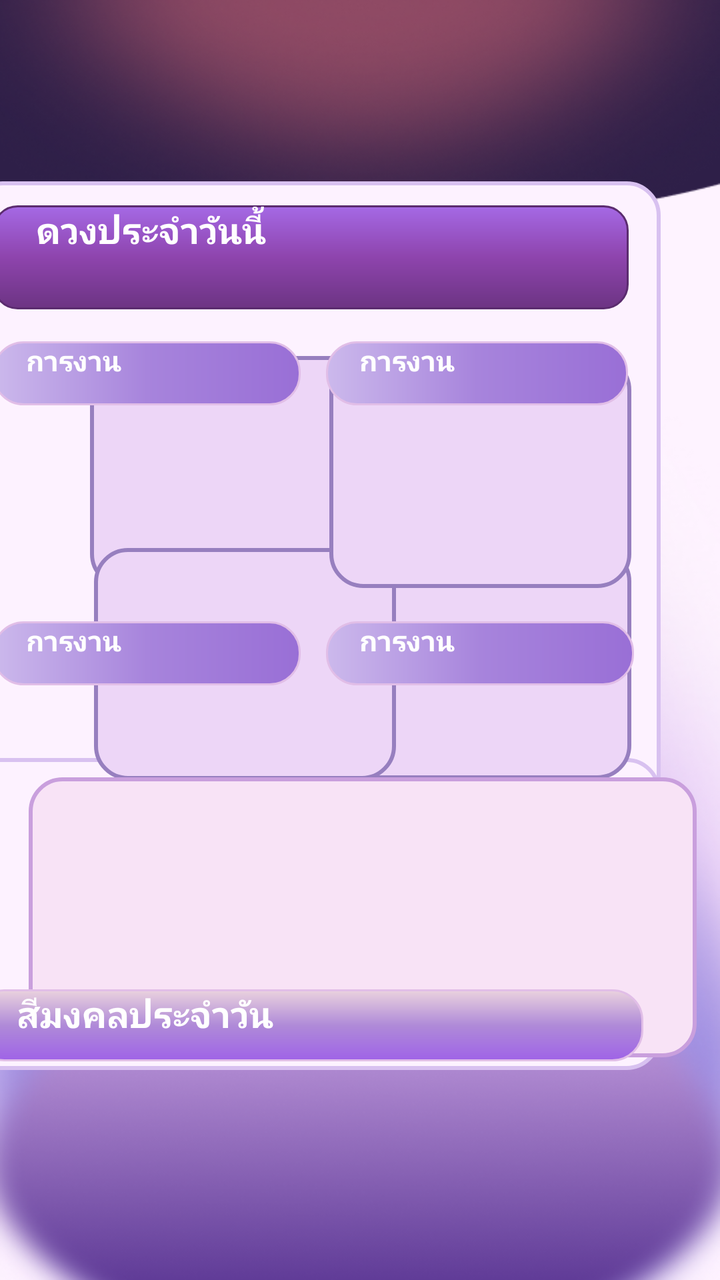
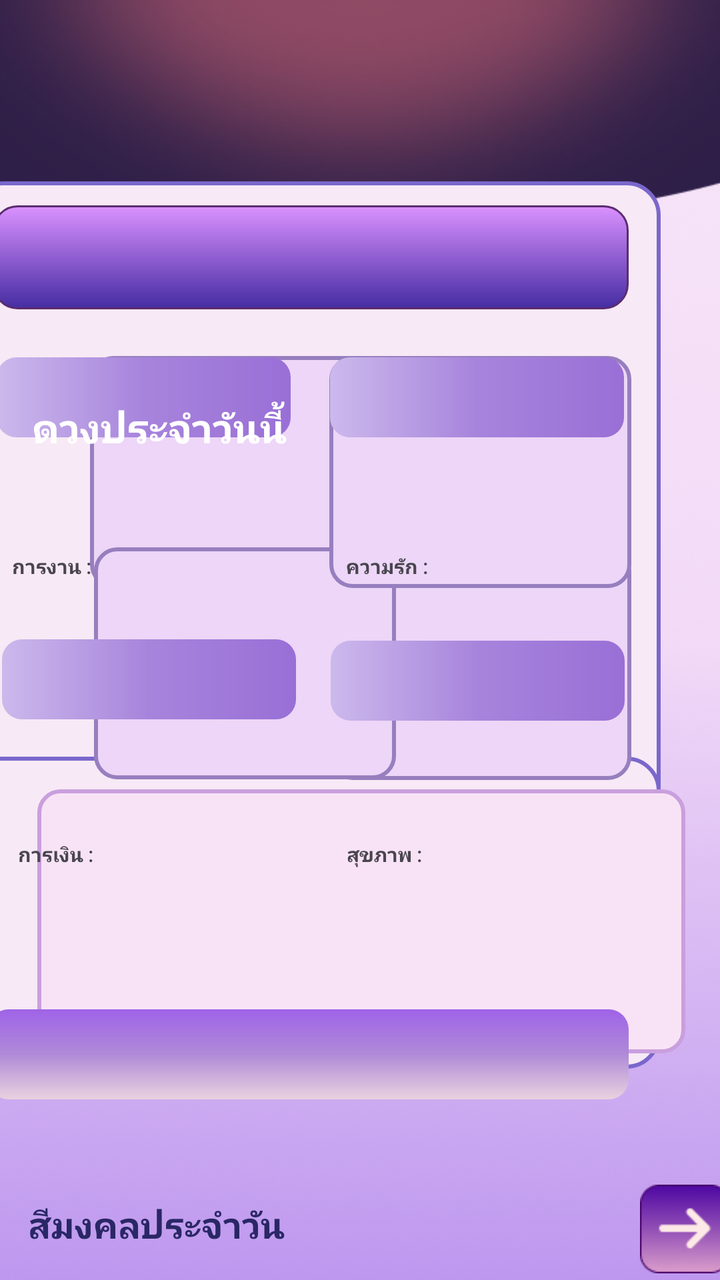

Before-and-after screenshots of an Android layout around one commit, followed by the original layout XML and the change that was made.
<!-- AndroidManifest.xml: application theme Theme.Dara -->
<!-- res/layout/fragment_show.xml -->
<?xml version="1.0" encoding="utf-8"?>
<androidx.constraintlayout.widget.ConstraintLayout xmlns:android="http://schemas.android.com/apk/res/android"
    xmlns:app="http://schemas.android.com/apk/res-auto"
    xmlns:tools="http://schemas.android.com/tools"
    android:layout_width="match_parent"
    android:layout_height="match_parent"
    android:background="@drawable/wallpaper_dara_2"
    tools:context=".ShowFragment">

    <View
        android:id="@+id/showframe"
        android:layout_width="346dp"
        android:layout_height="378dp"
        android:layout_marginStart="30dp"
        android:layout_marginEnd="30dp"
        android:background="@drawable/bg_show_frame"
        app:layout_constraintBottom_toBottomOf="parent"
        app:layout_constraintEnd_toEndOf="parent"
        app:layout_constraintHorizontal_bias="1.0"
        app:layout_constraintStart_toStartOf="parent"
        app:layout_constraintTop_toTopOf="parent"
        app:layout_constraintVertical_bias="0.346" />

    <View
        android:id="@+id/showframe2"
        android:layout_width="349dp"
        android:layout_height="156dp"
        android:layout_marginStart="30dp"
        android:layout_marginEnd="30dp"
        android:background="@drawable/bg_show_frame"
        app:layout_constraintBottom_toBottomOf="parent"
        app:layout_constraintEnd_toEndOf="parent"
        app:layout_constraintHorizontal_bias="1.0"
        app:layout_constraintStart_toStartOf="parent"
        app:layout_constraintTop_toTopOf="parent"
        app:layout_constraintVertical_bias="0.783" />

    <View
        android:id="@+id/showfg"
        android:layout_width="154dp"
        android:layout_height="116dp"
        android:layout_marginStart="40dp"
        android:layout_marginEnd="40dp"
        android:background="@drawable/bg_show_fg"
        app:layout_constraintBottom_toBottomOf="parent"
        app:layout_constraintEnd_toEndOf="parent"
        app:layout_constraintHorizontal_bias="0.039"
        app:layout_constraintStart_toStartOf="parent"
        app:layout_constraintTop_toTopOf="parent"
        app:layout_constraintVertical_bias="0.34" />

    <View
        android:id="@+id/showfg6"
        android:layout_width="151dp"
        android:layout_height="116dp"
        android:layout_marginStart="40dp"
        android:layout_marginEnd="40dp"
        android:background="@drawable/bg_show_fg"
        app:layout_constraintBottom_toBottomOf="parent"
        app:layout_constraintEnd_toEndOf="parent"
        app:layout_constraintHorizontal_bias="0.966"
        app:layout_constraintStart_toStartOf="parent"
        app:layout_constraintTop_toTopOf="parent"
        app:layout_constraintVertical_bias="0.522" />

    <View
        android:id="@+id/showfg7"
        android:layout_width="151dp"
        android:layout_height="116dp"
        android:layout_marginStart="40dp"
        android:layout_marginEnd="40dp"
        android:background="@drawable/bg_show_fg"
        app:layout_constraintBottom_toBottomOf="parent"
        app:layout_constraintEnd_toEndOf="parent"
        app:layout_constraintHorizontal_bias="0.055"
        app:layout_constraintStart_toStartOf="parent"
        app:layout_constraintTop_toTopOf="parent"
        app:layout_constraintVertical_bias="0.523" />

    <View
        android:id="@+id/showfg8"
        android:layout_width="151dp"
        android:layout_height="116dp"
        android:layout_marginStart="40dp"
        android:layout_marginEnd="40dp"
        android:background="@drawable/bg_show_fg"
        app:layout_constraintBottom_toBottomOf="parent"
        app:layout_constraintEnd_toEndOf="parent"
        app:layout_constraintHorizontal_bias="0.966"
        app:layout_constraintStart_toStartOf="parent"
        app:layout_constraintTop_toTopOf="parent"
        app:layout_constraintVertical_bias="0.34" />

    <TextView
        android:id="@+id/showtg2"
        android:layout_width="151dp"
        android:layout_height="32dp"
        android:layout_marginStart="12dp"
        android:layout_marginTop="80dp"
        android:layout_marginEnd="12dp"
        android:background="@drawable/bg_show_tg"
        android:gravity="left"
        android:text="     การงาน"
        android:textColor="#FFFFFF"
        android:textSize="14sp"
        android:textStyle="bold"
        app:layout_constraintEnd_toEndOf="@+id/showframe"
        app:layout_constraintHorizontal_bias="0.976"
        app:layout_constraintStart_toStartOf="@+id/showframe"
        app:layout_constraintTop_toTopOf="@+id/showframe" />

    <TextView
        android:id="@+id/showtg6"
        android:layout_width="154dp"
        android:layout_height="32dp"
        android:layout_marginStart="12dp"
        android:layout_marginTop="220dp"
        android:layout_marginEnd="12dp"
        android:background="@drawable/bg_show_tg"
        android:gravity="left"
        android:text="     การงาน"
        android:textColor="#FFFFFF"
        android:textSize="14sp"
        android:textStyle="bold"
        app:layout_constraintEnd_toEndOf="@+id/showframe"
        app:layout_constraintHorizontal_bias="0.0"
        app:layout_constraintStart_toStartOf="@+id/showframe"
        app:layout_constraintTop_toTopOf="@+id/showframe" />

    <TextView
        android:id="@+id/showtg7"
        android:layout_width="154dp"
        android:layout_height="32dp"
        android:layout_marginStart="12dp"
        android:layout_marginTop="220dp"
        android:layout_marginEnd="12dp"
        android:background="@drawable/bg_show_tg"
        android:gravity="left"
        android:text="     การงาน"
        android:textColor="#FFFFFF"
        android:textSize="14sp"
        android:textStyle="bold"
        app:layout_constraintEnd_toEndOf="@+id/showframe"
        app:layout_constraintHorizontal_bias="0.994"
        app:layout_constraintStart_toStartOf="@+id/showframe"
        app:layout_constraintTop_toTopOf="@+id/showframe" />

    <TextView
        android:id="@+id/showtg"
        android:layout_width="154dp"
        android:layout_height="32dp"
        android:layout_marginStart="12dp"
        android:layout_marginTop="80dp"
        android:layout_marginEnd="12dp"
        android:background="@drawable/bg_show_tg"
        android:gravity="left"
        android:text="     การงาน"
        android:textColor="#FFFFFF"
        android:textSize="14sp"
        android:textStyle="bold"
        app:layout_constraintEnd_toEndOf="@+id/showframe"
        app:layout_constraintHorizontal_bias="0.0"
        app:layout_constraintStart_toStartOf="@+id/showframe"
        app:layout_constraintTop_toTopOf="@+id/showframe" />

    <TextView
        android:id="@+id/gradient"
        android:layout_width="318dp"
        android:layout_height="52dp"
        android:layout_marginStart="12dp"
        android:layout_marginTop="12dp"
        android:layout_marginEnd="12dp"
        android:background="@drawable/bg_show_gradient"
        android:gravity="left"
        android:text="     ดวงประจำวันนี้"
        android:textColor="#FFFFFF"
        android:textSize="18sp"
        android:textStyle="bold"
        app:layout_constraintEnd_toEndOf="@+id/showframe"
        app:layout_constraintHorizontal_bias="0.0"
        app:layout_constraintStart_toStartOf="@+id/showframe"
        app:layout_constraintTop_toTopOf="@+id/showframe" />

    <View
        android:id="@+id/showframe02"
        android:layout_width="334dp"
        android:layout_height="140dp"
        android:layout_marginStart="30dp"
        android:layout_marginEnd="30dp"
        android:background="@drawable/bg_show_frame02"
        app:layout_constraintBottom_toBottomOf="parent"
        app:layout_constraintEnd_toEndOf="parent"
        app:layout_constraintHorizontal_bias="0.47"
        app:layout_constraintStart_toStartOf="parent"
        app:layout_constraintTop_toTopOf="parent"
        app:layout_constraintVertical_bias="0.777" />

    <TextView
        android:id="@+id/showtg02"
        android:layout_width="335dp"
        android:layout_height="36dp"
        android:layout_marginStart="12dp"
        android:layout_marginTop="404dp"
        android:layout_marginEnd="12dp"
        android:background="@drawable/bg_show_tg02"
        android:gravity="left"
        android:text="     สีมงคลประจำวัน"
        android:textColor="#FFFFFF"
        android:textSize="18sp"
        android:textStyle="bold"
        app:layout_constraintEnd_toEndOf="@+id/showframe"
        app:layout_constraintHorizontal_bias="0.769"
        app:layout_constraintStart_toStartOf="@+id/showframe"
        app:layout_constraintTop_toTopOf="@+id/showframe" />

</androidx.constraintlayout.widget.ConstraintLayout>
<!-- resources referenced by this layout -->
<resources>
  <!-- drawable bg_show_fg (drawable) -->
  <?xml version="1.0" encoding="utf-8"?>
  <shape xmlns:android="http://schemas.android.com/apk/res/android"
      android:shape="rectangle">
  
      <solid android:color="#EDD6F7" />
  
      <stroke
          android:width="2dp"
          android:color="#977FBF
  " />
  
      <corners android:radius="16dp" />
  
  </shape>
  <!-- drawable bg_show_frame (drawable) -->
  <?xml version="1.0" encoding="utf-8"?>
  <shape xmlns:android="http://schemas.android.com/apk/res/android"
      android:shape="rectangle">
  
      <solid android:color="#FDF2FF" />
  
      <stroke
          android:width="2dp"
          android:color="#D8C1F0" />
  
      <corners android:radius="16dp" />
  
  </shape>
  <!-- drawable bg_show_frame02 (drawable) -->
  <?xml version="1.0" encoding="utf-8"?>
  <shape xmlns:android="http://schemas.android.com/apk/res/android"
      android:shape="rectangle">
  
      <solid android:color="#F8E3F6" />
  
      <stroke
          android:width="2dp"
          android:color="#C99FDD" />
  
      <corners android:radius="16dp" />
  
  </shape>
  <!-- drawable bg_show_gradient (drawable) -->
  <?xml version="1.0" encoding="utf-8"?>
  <shape xmlns:android="http://schemas.android.com/apk/res/android"
      android:shape="rectangle">
  
      <gradient
          android:startColor="#A569E5"
          android:centerColor="#8E44AD"
          android:endColor="#6C3483"
          android:angle="270" /> <stroke
      android:width="1dp"
      android:color="#5B2C6F" />
  
      <corners android:radius="12dp" />
  </shape>
  <!-- drawable bg_show_tg (drawable) -->
  <?xml version="1.0" encoding="utf-8"?>
  <shape xmlns:android="http://schemas.android.com/apk/res/android"
      android:shape="rectangle">
  
      <gradient
          android:startColor="#CCB9EC"
          android:centerColor="#A784DC"
          android:endColor="#996FD6"
          android:angle="0" /> <stroke
      android:width="1dp"
      android:color="#E1BEE7" />
  
      <corners android:radius="15dp" />
  </shape>
  <!-- drawable bg_show_tg02 (drawable) -->
  <?xml version="1.0" encoding="utf-8"?>
  <shape xmlns:android="http://schemas.android.com/apk/res/android"
      android:shape="rectangle">
  
      <gradient
          android:startColor="#9F63E7"
          android:centerColor="#AF8AD8"
          android:endColor="#EAD2DE"
          android:angle="90" /> <stroke
      android:width="1dp"
      android:color="#E1BEE7" />
  
      <corners android:radius="15dp" />
  </shape>
  <!-- drawable wallpaper_dara_2: png bitmap (drawable, 229458 bytes) -->
  <style name="Theme.Dara" parent="Base.Theme.Dara" />
  <style name="Base.Theme.Dara" parent="Theme.Material3.DayNight.NoActionBar">
          
          
      </style>
</resources>

<!-- the commit's change to res/layout/fragment_show.xml (unified diff, before → after) -->
@@ -4,7 +4,7 @@
     xmlns:tools="http://schemas.android.com/tools"
     android:layout_width="match_parent"
     android:layout_height="match_parent"
-    android:background="@drawable/wallpaper_dara_2"
+    android:background="@drawable/wallpaper_random"
     tools:context=".ShowFragment">
 
     <View
@@ -33,11 +33,11 @@
         app:layout_constraintHorizontal_bias="1.0"
         app:layout_constraintStart_toStartOf="parent"
         app:layout_constraintTop_toTopOf="parent"
-        app:layout_constraintVertical_bias="0.783" />
+        app:layout_constraintVertical_bias="0.782" />
 
     <View
         android:id="@+id/showfg"
-        android:layout_width="154dp"
+        android:layout_width="151dp"
         android:layout_height="116dp"
         android:layout_marginStart="40dp"
         android:layout_marginEnd="40dp"
@@ -61,23 +61,23 @@
         app:layout_constraintHorizontal_bias="0.966"
         app:layout_constraintStart_toStartOf="parent"
         app:layout_constraintTop_toTopOf="parent"
+        app:layout_constraintVertical_bias="0.523" />
+
+    <View
+        android:id="@+id/showfg7"
+        android:layout_width="151dp"
+        android:layout_height="116dp"
+        android:layout_marginStart="40dp"
+        android:layout_marginEnd="40dp"
+        android:background="@drawable/bg_show_fg"
+        app:layout_constraintBottom_toBottomOf="parent"
+        app:layout_constraintEnd_toEndOf="parent"
+        app:layout_constraintHorizontal_bias="0.055"
+        app:layout_constraintStart_toStartOf="parent"
+        app:layout_constraintTop_toTopOf="parent"
         app:layout_constraintVertical_bias="0.522" />
 
     <View
-        android:id="@+id/showfg7"
-        android:layout_width="151dp"
-        android:layout_height="116dp"
-        android:layout_marginStart="40dp"
-        android:layout_marginEnd="40dp"
-        android:background="@drawable/bg_show_fg"
-        app:layout_constraintBottom_toBottomOf="parent"
-        app:layout_constraintEnd_toEndOf="parent"
-        app:layout_constraintHorizontal_bias="0.055"
-        app:layout_constraintStart_toStartOf="parent"
-        app:layout_constraintTop_toTopOf="parent"
-        app:layout_constraintVertical_bias="0.523" />
-
-    <View
         android:id="@+id/showfg8"
         android:layout_width="151dp"
         android:layout_height="116dp"
@@ -93,73 +93,68 @@
 
     <TextView
         android:id="@+id/showtg2"
-        android:layout_width="151dp"
-        android:layout_height="32dp"
-        android:layout_marginStart="12dp"
-        android:layout_marginTop="80dp"
+        android:layout_width="147dp"
+        android:layout_height="40dp"
+        android:layout_marginStart="1dp"
+        android:layout_marginTop="88dp"
+        android:layout_marginEnd="13.5dp"
+        android:background="@drawable/bg_show_tg"
+        android:gravity="left"
+        android:textColor="#FFFFFF"
+        android:textSize="14sp"
+        android:textStyle="bold"
+        app:layout_constraintEnd_toEndOf="@+id/showframe"
+        app:layout_constraintHorizontal_bias="0.976"
+        app:layout_constraintStart_toStartOf="@+id/showframe"
+        app:layout_constraintTop_toTopOf="@+id/showframe" />
+
+    <TextView
+        android:id="@+id/showtg6"
+        android:layout_width="147dp"
+        android:layout_height="40dp"
+        android:layout_marginStart="14dp"
+        android:layout_marginTop="229.1dp"
         android:layout_marginEnd="12dp"
         android:background="@drawable/bg_show_tg"
-        android:gravity="left"
-        android:text="     การงาน"
-        android:textColor="#FFFFFF"
-        android:textSize="14sp"
-        android:textStyle="bold"
-        app:layout_constraintEnd_toEndOf="@+id/showframe"
-        app:layout_constraintHorizontal_bias="0.976"
-        app:layout_constraintStart_toStartOf="@+id/showframe"
-        app:layout_constraintTop_toTopOf="@+id/showframe" />
-
-    <TextView
-        android:id="@+id/showtg6"
-        android:layout_width="154dp"
-        android:layout_height="32dp"
-        android:layout_marginStart="12dp"
-        android:layout_marginTop="220dp"
+        android:textColor="#FFFFFF"
+        android:textSize="14sp"
+        android:textStyle="bold"
+        app:layout_constraintEnd_toEndOf="@+id/showframe"
+        app:layout_constraintHorizontal_bias="0.017"
+        app:layout_constraintStart_toStartOf="@+id/showframe"
+        app:layout_constraintTop_toTopOf="@+id/showframe" />
+
+    <TextView
+        android:id="@+id/showtg7"
+        android:layout_width="147dp"
+        android:layout_height="40dp"
+        android:layout_marginStart="1dp"
+        android:layout_marginTop="229.5dp"
+        android:layout_marginEnd="14.5dp"
+        android:background="@drawable/bg_show_tg"
+        android:gravity="left"
+        android:textColor="#FFFFFF"
+        android:textSize="14sp"
+        android:textStyle="bold"
+        app:layout_constraintEnd_toEndOf="@+id/showframe"
+        app:layout_constraintHorizontal_bias="0.983"
+        app:layout_constraintStart_toStartOf="@+id/showframe"
+        app:layout_constraintTop_toTopOf="@+id/showframe" />
+
+    <TextView
+        android:id="@+id/showtg"
+        android:layout_width="147dp"
+        android:layout_height="40dp"
+        android:layout_marginStart="13dp"
+        android:layout_marginTop="88dp"
         android:layout_marginEnd="12dp"
         android:background="@drawable/bg_show_tg"
         android:gravity="left"
-        android:text="     การงาน"
-        android:textColor="#FFFFFF"
-        android:textSize="14sp"
-        android:textStyle="bold"
-        app:layout_constraintEnd_toEndOf="@+id/showframe"
-        app:layout_constraintHorizontal_bias="0.0"
-        app:layout_constraintStart_toStartOf="@+id/showframe"
-        app:layout_constraintTop_toTopOf="@+id/showframe" />
-
-    <TextView
-        android:id="@+id/showtg7"
-        android:layout_width="154dp"
-        android:layout_height="32dp"
-        android:layout_marginStart="12dp"
-        android:layout_marginTop="220dp"
-        android:layout_marginEnd="12dp"
-        android:background="@drawable/bg_show_tg"
-        android:gravity="left"
-        android:text="     การงาน"
-        android:textColor="#FFFFFF"
-        android:textSize="14sp"
-        android:textStyle="bold"
-        app:layout_constraintEnd_toEndOf="@+id/showframe"
-        app:layout_constraintHorizontal_bias="0.994"
-        app:layout_constraintStart_toStartOf="@+id/showframe"
-        app:layout_constraintTop_toTopOf="@+id/showframe" />
-
-    <TextView
-        android:id="@+id/showtg"
-        android:layout_width="154dp"
-        android:layout_height="32dp"
-        android:layout_marginStart="12dp"
-        android:layout_marginTop="80dp"
-        android:layout_marginEnd="12dp"
-        android:background="@drawable/bg_show_tg"
-        android:gravity="left"
-        android:text="     การงาน"
-        android:textColor="#FFFFFF"
-        android:textSize="14sp"
-        android:textStyle="bold"
-        app:layout_constraintEnd_toEndOf="@+id/showframe"
-        app:layout_constraintHorizontal_bias="0.0"
+        android:textColor="#FFFFFF"
+        android:textSize="14sp"
+        android:textStyle="bold"
+        app:layout_constraintEnd_toEndOf="@+id/showframe"
+        app:layout_constraintHorizontal_bias="0.005"
         app:layout_constraintStart_toStartOf="@+id/showframe"
         app:layout_constraintTop_toTopOf="@+id/showframe" />
 
@@ -172,7 +167,6 @@
         android:layout_marginEnd="12dp"
         android:background="@drawable/bg_show_gradient"
         android:gravity="left"
-        android:text="     ดวงประจำวันนี้"
         android:textColor="#FFFFFF"
         android:textSize="18sp"
         android:textStyle="bold"
@@ -183,34 +177,123 @@
 
     <View
         android:id="@+id/showframe02"
-        android:layout_width="334dp"
-        android:layout_height="140dp"
+        android:layout_width="324dp"
+        android:layout_height="132dp"
         android:layout_marginStart="30dp"
         android:layout_marginEnd="30dp"
         android:background="@drawable/bg_show_frame02"
         app:layout_constraintBottom_toBottomOf="parent"
         app:layout_constraintEnd_toEndOf="parent"
-        app:layout_constraintHorizontal_bias="0.47"
+        app:layout_constraintHorizontal_bias="0.481"
         app:layout_constraintStart_toStartOf="parent"
         app:layout_constraintTop_toTopOf="parent"
         app:layout_constraintVertical_bias="0.777" />
 
     <TextView
         android:id="@+id/showtg02"
-        android:layout_width="335dp"
-        android:layout_height="36dp"
-        android:layout_marginStart="12dp"
-        android:layout_marginTop="404dp"
-        android:layout_marginEnd="12dp"
+        android:layout_width="320dp"
+        android:layout_height="45dp"
+        android:layout_marginStart="10dp"
+        android:layout_marginTop="414dp"
+        android:layout_marginEnd="14dp"
         android:background="@drawable/bg_show_tg02"
         android:gravity="left"
-        android:text="     สีมงคลประจำวัน"
         android:textColor="#FFFFFF"
         android:textSize="18sp"
         android:textStyle="bold"
         app:layout_constraintEnd_toEndOf="@+id/showframe"
-        app:layout_constraintHorizontal_bias="0.769"
-        app:layout_constraintStart_toStartOf="@+id/showframe"
-        app:layout_constraintTop_toTopOf="@+id/showframe" />
+        app:layout_constraintHorizontal_bias="0.0"
+        app:layout_constraintStart_toStartOf="@+id/showframe"
+        app:layout_constraintTop_toTopOf="@+id/showframe" />
+
+    <TextView
+        android:id="@+id/textView6"
+        android:layout_width="wrap_content"
+        android:layout_height="wrap_content"
+        android:layout_marginStart="20dp"
+        android:layout_marginTop="200dp"
+        android:fontFamily="@font/montserrat_semibold"
+        android:text="ดวงประจำวันนี้"
+        android:textColor="#FFFFFF"
+        android:textFontWeight="700"
+        android:textSize="20sp"
+        app:layout_constraintStart_toStartOf="@+id/gradient"
+        app:layout_constraintTop_toTopOf="parent" />
+
+    <TextView
+        android:id="@+id/textView15"
+        android:layout_width="wrap_content"
+        android:layout_height="wrap_content"
+        android:layout_marginStart="8dp"
+        android:layout_marginTop="276dp"
+        android:fontFamily="@font/montserrat_bold"
+        android:text="การงาน : "
+        android:textSize="10sp"
+        android:textStyle="bold"
+        app:layout_constraintStart_toStartOf="@+id/showtg"
+        app:layout_constraintTop_toTopOf="parent" />
+
+    <TextView
+        android:id="@+id/textView17"
+        android:layout_width="wrap_content"
+        android:layout_height="wrap_content"
+        android:layout_marginStart="8dp"
+        android:layout_marginTop="420dp"
+        android:fontFamily="@font/montserrat_bold"
+        android:text="การเงิน : "
+        android:textSize="10sp"
+        android:textStyle="bold"
+        app:layout_constraintStart_toStartOf="@+id/showtg6"
+        app:layout_constraintTop_toTopOf="parent" />
+
+    <TextView
+        android:id="@+id/textView18"
+        android:layout_width="wrap_content"
+        android:layout_height="wrap_content"
+        android:layout_marginStart="8dp"
+        android:layout_marginTop="420dp"
+        android:fontFamily="@font/montserrat_bold"
+        android:text="สุขภาพ : "
+        android:textSize="10sp"
+        android:textStyle="bold"
+        app:layout_constraintStart_toStartOf="@+id/showtg7"
+        app:layout_constraintTop_toTopOf="parent" />
+
+    <TextView
+        android:id="@+id/textView16"
+        android:layout_width="wrap_content"
+        android:layout_height="wrap_content"
+        android:layout_marginStart="8dp"
+        android:layout_marginTop="276dp"
+        android:fontFamily="@font/montserrat_bold"
+        android:text="ความรัก : "
+        android:textSize="10sp"
+        android:textStyle="bold"
+        app:layout_constraintStart_toStartOf="@+id/showtg2"
+        app:layout_constraintTop_toTopOf="parent" />
+
+    <TextView
+        android:id="@+id/textView19"
+        android:layout_width="wrap_content"
+        android:layout_height="wrap_content"
+        android:layout_marginStart="20dp"
+        android:layout_marginTop="600dp"
+        android:fontFamily="@font/montserrat_bold"
+        android:text="สีมงคลประจำวัน"
+        android:textColor="#2A2766"
+        android:textFontWeight="700"
+        android:textSize="18sp"
+        app:layout_constraintStart_toStartOf="@+id/showtg02"
+        app:layout_constraintTop_toTopOf="parent" />
+
+    <ImageView
+        android:id="@+id/imageView3"
+        android:layout_width="45dp"
+        android:layout_height="49dp"
+        android:layout_marginStart="320dp"
+        android:layout_marginTop="590dp"
+        android:src="@drawable/next"
+        app:layout_constraintStart_toStartOf="parent"
+        app:layout_constraintTop_toTopOf="parent" />
 
 </androidx.constraintlayout.widget.ConstraintLayout>
<!-- resource entries referenced after the edit -->
@@ -12,7 +12,7 @@
           android:color="#977FBF
   " />
   
-      <corners android:radius="16dp" />
+      <corners android:radius="10.5dp" />
   
   </shape>
   <!-- drawable bg_show_frame (drawable) -->
@@ -20,11 +20,11 @@
   <shape xmlns:android="http://schemas.android.com/apk/res/android"
       android:shape="rectangle">
   
-      <solid android:color="#FDF2FF" />
+      <solid android:color="#F7E9F5" />
   
       <stroke
           android:width="2dp"
-          android:color="#D8C1F0" />
+          android:color="#7A67CC" />
   
       <corners android:radius="16dp" />
   
@@ -40,7 +40,7 @@
           android:width="2dp"
           android:color="#C99FDD" />
   
-      <corners android:radius="16dp" />
+      <corners android:radius="10.5dp" />
   
   </shape>
   <!-- drawable bg_show_gradient (drawable) -->
@@ -49,9 +49,8 @@
       android:shape="rectangle">
   
       <gradient
-          android:startColor="#A569E5"
-          android:centerColor="#8E44AD"
-          android:endColor="#6C3483"
+          android:startColor="#DA91FF"
+          android:endColor="#452CA2"
           android:angle="270" /> <stroke
       android:width="1dp"
       android:color="#5B2C6F" />
@@ -67,11 +66,9 @@
           android:startColor="#CCB9EC"
           android:centerColor="#A784DC"
           android:endColor="#996FD6"
-          android:angle="0" /> <stroke
-      android:width="1dp"
-      android:color="#E1BEE7" />
+          android:angle="0" />
   
-      <corners android:radius="15dp" />
+      <corners android:radius="10dp" />
   </shape>
   <!-- drawable bg_show_tg02 (drawable) -->
   <?xml version="1.0" encoding="utf-8"?>
@@ -82,13 +79,12 @@
           android:startColor="#9F63E7"
           android:centerColor="#AF8AD8"
           android:endColor="#EAD2DE"
-          android:angle="90" /> <stroke
-      android:width="1dp"
-      android:color="#E1BEE7" />
+          android:angle="270" />
   
-      <corners android:radius="15dp" />
+      <corners android:radius="10dp" />
   </shape>
-  <!-- drawable wallpaper_dara_2: png bitmap (drawable, 229458 bytes) -->
+  <!-- drawable next: png bitmap (drawable, 4452 bytes) -->
+  <!-- drawable wallpaper_random: png bitmap (drawable, 237534 bytes) -->
   <style name="Theme.Dara" parent="Base.Theme.Dara" />
   <style name="Base.Theme.Dara" parent="Theme.Material3.DayNight.NoActionBar">
           
